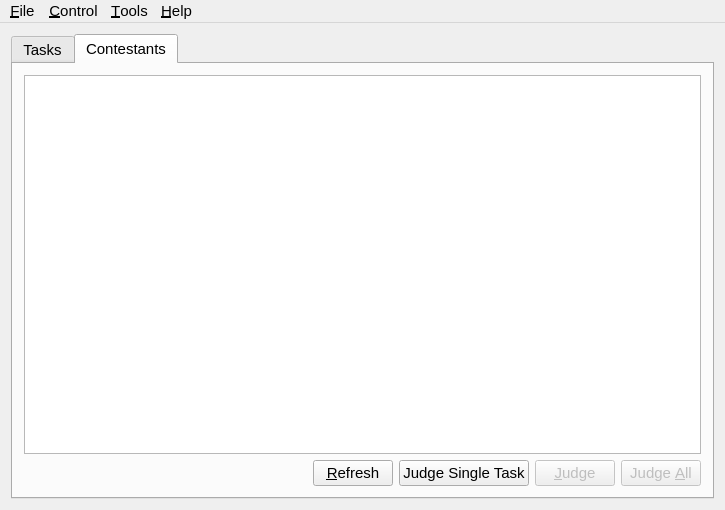
Qt form forms_unix/lemon.ui (Dust1404/Project_LemonPlus) before a commit.
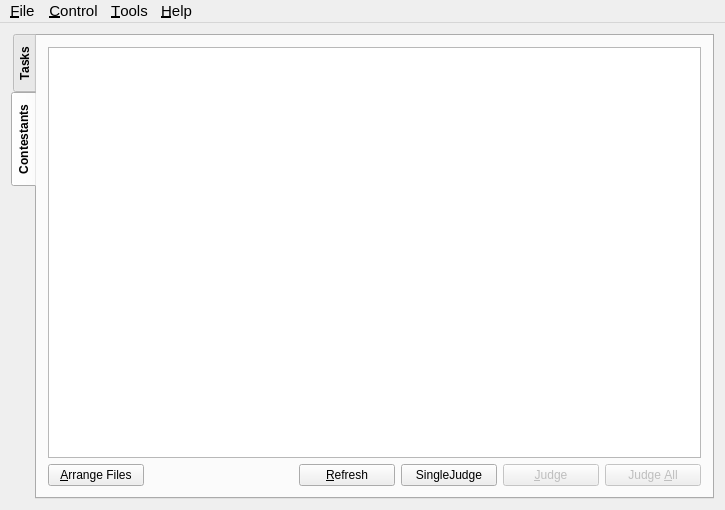
The same form after that commit. Icons and pictures are not drawn. Custom widgets are drawn as their Qt base class.

Commit message: LemonPt base changes

```diff
--- a/forms_unix/lemon.ui
+++ b/forms_unix/lemon.ui
@@ -30,12 +30,42 @@
       <property name="enabled">
        <bool>true</bool>
       </property>
+      <property name="font">
+       <font>
+        <weight>75</weight>
+        <bold>true</bold>
+       </font>
+      </property>
+      <property name="autoFillBackground">
+       <bool>false</bool>
+      </property>
       <property name="styleSheet">
-       <string notr="true">font-size: 11pt;</string>
+       <string notr="true">font-size: 9pt;</string>
+      </property>
+      <property name="tabPosition">
+       <enum>QTabWidget::West</enum>
+      </property>
+      <property name="tabShape">
+       <enum>QTabWidget::Rounded</enum>
       </property>
       <property name="currentIndex">
        <number>1</number>
       </property>
+      <property name="elideMode">
+       <enum>Qt::ElideNone</enum>
+      </property>
+      <property name="documentMode">
+       <bool>false</bool>
+      </property>
+      <property name="tabsClosable">
+       <bool>false</bool>
+      </property>
+      <property name="movable">
+       <bool>false</bool>
+      </property>
+      <property name="tabBarAutoHide">
+       <bool>false</bool>
+      </property>
       <widget class="QWidget" name="tasksTab">
        <attribute name="title">
         <string>Tasks</string>
@@ -169,6 +199,19 @@
         </item>
         <item>
          <layout class="QHBoxLayout" name="horizontalLayout_4">
+          <item>
+           <widget class="QPushButton" name="arrangeButton">
+            <property name="minimumSize">
+             <size>
+              <width>96</width>
+              <height>0</height>
+             </size>
+            </property>
+            <property name="text">
+             <string>&amp;Arrange Files</string>
+            </property>
+           </widget>
+          </item>
           <item>
            <spacer name="horizontalSpacer">
             <property name="orientation">
@@ -184,6 +227,12 @@
           </item>
           <item>
            <widget class="QPushButton" name="refreshButton">
+            <property name="minimumSize">
+             <size>
+              <width>96</width>
+              <height>0</height>
+             </size>
+            </property>
             <property name="text">
              <string>&amp;Refresh</string>
             </property>
@@ -191,8 +240,20 @@
           </item>
           <item>
            <widget class="QPushButton" name="judgeSingleTaskButton">
+            <property name="sizePolicy">
+             <sizepolicy hsizetype="Fixed" vsizetype="Fixed">
+              <horstretch>0</horstretch>
+              <verstretch>0</verstretch>
+             </sizepolicy>
+            </property>
+            <property name="minimumSize">
+             <size>
+              <width>96</width>
+              <height>0</height>
+             </size>
+            </property>
             <property name="text">
-             <string>Judge Single Task</string>
+             <string>SingleJudge</string>
             </property>
            </widget>
           </item>
@@ -201,6 +262,12 @@
             <property name="enabled">
              <bool>false</bool>
             </property>
+            <property name="minimumSize">
+             <size>
+              <width>96</width>
+              <height>0</height>
+             </size>
+            </property>
             <property name="text">
              <string>&amp;Judge</string>
             </property>
@@ -211,6 +278,12 @@
             <property name="enabled">
              <bool>false</bool>
             </property>
+            <property name="minimumSize">
+             <size>
+              <width>96</width>
+              <height>0</height>
+             </size>
+            </property>
             <property name="text">
              <string>Judge &amp;All</string>
             </property>
```
Left out of the diff: 62 changed lines with no effect on the pictures. The commit also changes 6 other files.
